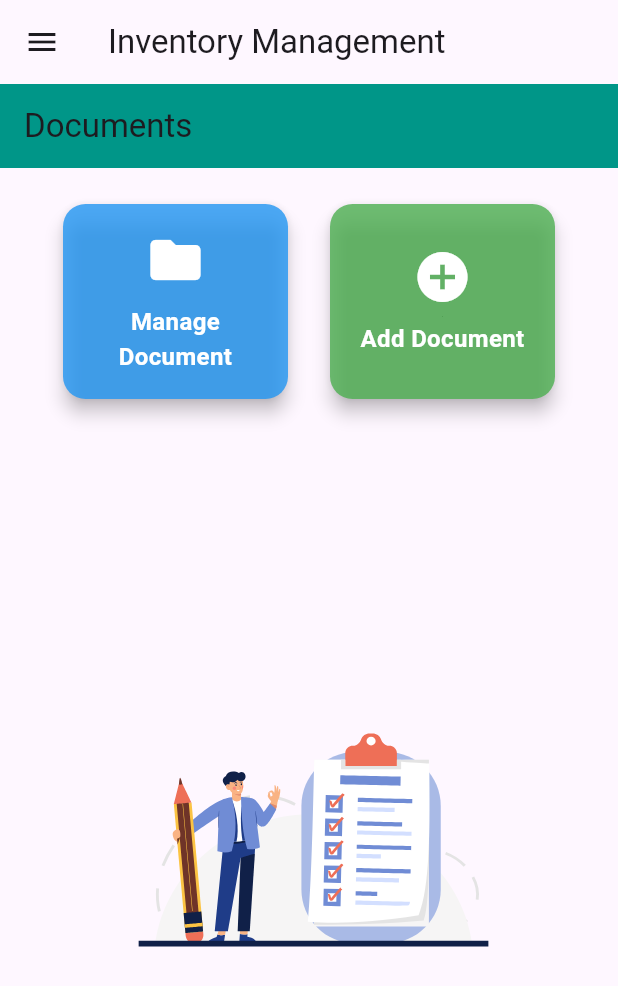
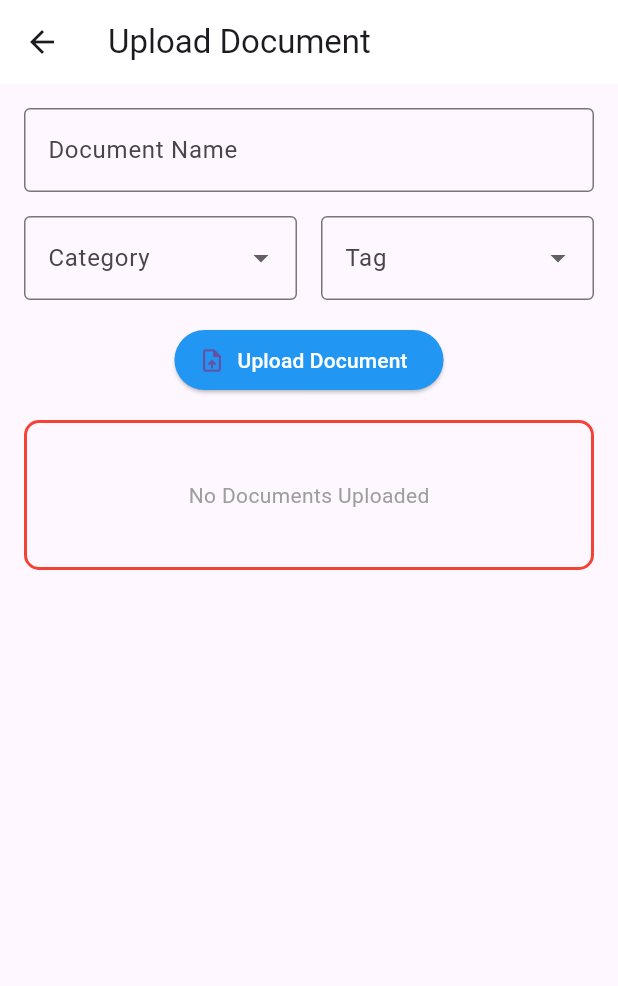
Before and after one commit to tito06/inventorywebapp, a Flutter app: the DocumentScreen screen opened by its route, after a tap on "Add Document", on a phone screen of 412 x 824 dp. Shown: the top 986 px of the screen. Run offline on Flutter 3.47's test engine with Material 3 defaults, Android fonts, the light colour scheme and no system bars; our stand-ins replace csv, fl_chart, go_router, lottie, pdf, webview_flutter.

Commit message:
upload document screen added

```diff
--- a/lib/routes/approutes.dart
+++ b/lib/routes/approutes.dart
@@ -6,6 +6,7 @@ import 'package:manage_inventory/screens/dashboard.dart';
 import 'package:manage_inventory/screens/document.dart';
 import 'package:manage_inventory/screens/product_list.dart';
 import 'package:manage_inventory/screens/sales_recodr.dart';
+import 'package:manage_inventory/screens/upload_document.dart';
 
 final GoRouter appRoutes = GoRouter(routes: [
   GoRoute(
@@ -38,4 +39,10 @@ final GoRouter appRoutes = GoRouter(routes: [
       child: ScaffoldWithDrawer(child: DocumentScreen()),
     ),
   ),
+  GoRoute(
+    path: '/upload_document',
+    pageBuilder: (context, State) => NoTransitionPage(
+      child: UploadDocumentScreen(),
+    ),
+  ),
 ]);
--- a/lib/screens/document.dart
+++ b/lib/screens/document.dart
@@ -1,4 +1,5 @@
 import 'package:flutter/material.dart';
+import 'package:go_router/go_router.dart';
 import 'package:lottie/lottie.dart';
 
 class DocumentScreen extends StatelessWidget {
@@ -16,9 +17,11 @@ class DocumentScreen extends StatelessWidget {
             child: Row(
               mainAxisAlignment: MainAxisAlignment.center,
               children: [
-                _buildCard('Manage Document', Icons.folder, Colors.blue),
+                _buildCard(
+                    'Manage Document', Icons.folder, Colors.blue, context),
                 SizedBox(width: 20),
-                _buildCard('Add Document', Icons.add_circle, Colors.green),
+                _buildCard(
+                    'Add Document', Icons.add_circle, Colors.green, context),
               ],
             ),
           ),
@@ -37,10 +40,13 @@ class DocumentScreen extends StatelessWidget {
     );
   }
 
-  Widget _buildCard(String title, IconData icon, Color color) {
+  Widget _buildCard(
+      String title, IconData icon, Color color, BuildContext context) {
     return GestureDetector(
       onTap: () {
-        // Handle tap
+        if (title == 'Add Document') {
+          context.push('/upload_document'); // Navigate to UploadDocumentScreen
+        }
       },
       child: Card(
         shape: RoundedRectangleBorder(borderRadius: BorderRadius.circular(15)),
--- /dev/null
+++ b/lib/screens/upload_document.dart
@@ -0,0 +1,143 @@
+import 'package:flutter/material.dart';
+
+class UploadDocumentScreen extends StatefulWidget {
+  @override
+  _UploadDocumentScreenState createState() => _UploadDocumentScreenState();
+}
+
+class _UploadDocumentScreenState extends State<UploadDocumentScreen> {
+  final TextEditingController _nameController = TextEditingController();
+  String? selectedCategory;
+  String? selectedTag;
+  List<String> uploadedDocs = [];
+
+  @override
+  Widget build(BuildContext context) {
+    return Scaffold(
+      appBar:
+          AppBar(title: Text('Upload Document'), backgroundColor: Colors.white),
+      body: Padding(
+        padding: const EdgeInsets.all(16.0),
+        child: Column(
+          crossAxisAlignment: CrossAxisAlignment.start,
+          children: [
+            // First Name Field
+            TextField(
+              controller: _nameController,
+              decoration: InputDecoration(
+                labelText: 'Document Name',
+                border: OutlineInputBorder(),
+              ),
+            ),
+            SizedBox(height: 16),
+
+            // Category & Tag in a Row
+            Row(
+              children: [
+                Expanded(
+                  child: DropdownButtonFormField<String>(
+                    decoration: InputDecoration(
+                      labelText: 'Category',
+                      border: OutlineInputBorder(),
+                    ),
+                    value: selectedCategory,
+                    onChanged: (value) =>
+                        setState(() => selectedCategory = value),
+                    items: ['Business', 'Education', 'Personal']
+                        .map((e) => DropdownMenuItem(value: e, child: Text(e)))
+                        .toList(),
+                  ),
+                ),
+                SizedBox(width: 16),
+                Expanded(
+                  child: DropdownButtonFormField<String>(
+                    decoration: InputDecoration(
+                      labelText: 'Tag',
+                      border: OutlineInputBorder(),
+                    ),
+                    value: selectedTag,
+                    onChanged: (value) => setState(() => selectedTag = value),
+                    items: ['Urgent', 'Important', 'Normal']
+                        .map((e) => DropdownMenuItem(value: e, child: Text(e)))
+                        .toList(),
+                  ),
+                ),
+              ],
+            ),
+            SizedBox(height: 16),
+
+            // Upload Document Button
+            Center(
+              child: ElevatedButton.icon(
+                onPressed: _uploadDocument,
+                icon: Icon(Icons.upload_file),
+                label: Text(
+                  'Upload Document',
+                  style: TextStyle(color: Colors.white),
+                ),
+                style: ElevatedButton.styleFrom(backgroundColor: Colors.blue),
+              ),
+            ),
+            SizedBox(height: 16),
+
+            // Uploaded Documents Box
+            Container(
+              height: 100,
+              width: double.infinity,
+              padding: EdgeInsets.all(8),
+              decoration: BoxDecoration(
+                border: Border.all(color: Colors.red, width: 2),
+                borderRadius: BorderRadius.circular(10),
+              ),
+              child: uploadedDocs.isEmpty
+                  ? Center(
+                      child: Text('No Documents Uploaded',
+                          style: TextStyle(color: Colors.grey)))
+                  : ListView.builder(
+                      scrollDirection: Axis.horizontal,
+                      itemCount: uploadedDocs.length,
+                      itemBuilder: (context, index) {
+                        return Container(
+                          margin: EdgeInsets.symmetric(horizontal: 8),
+                          padding: EdgeInsets.all(10),
+                          decoration: BoxDecoration(
+                            color: Colors.teal.withOpacity(0.1),
+                            borderRadius: BorderRadius.circular(8),
+                          ),
+                          child: Row(
+                            children: [
+                              Icon(Icons.insert_drive_file, color: Colors.teal),
+                              SizedBox(width: 8),
+                              Text(uploadedDocs[index],
+                                  style:
+                                      TextStyle(fontWeight: FontWeight.bold)),
+                              SizedBox(width: 8),
+                              GestureDetector(
+                                onTap: () => _deleteDocument(index),
+                                child: Icon(Icons.delete, color: Colors.red),
+                              ),
+                            ],
+                          ),
+                        );
+                      },
+                    ),
+            ),
+          ],
+        ),
+      ),
+    );
+  }
+
+  void _uploadDocument() {
+    // Mocking file upload
+    setState(() {
+      uploadedDocs.add('Document ${uploadedDocs.length + 1}.pdf');
+    });
+  }
+
+  void _deleteDocument(int index) {
+    setState(() {
+      uploadedDocs.removeAt(index);
+    });
+  }
+}
```
